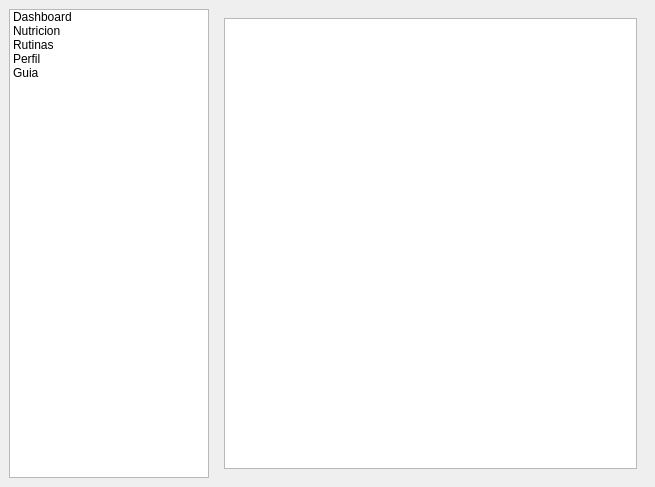
Before: the Qt Designer form mainwindow.ui in nicojjl/VitalCoreFit, drawn with Qt 5.
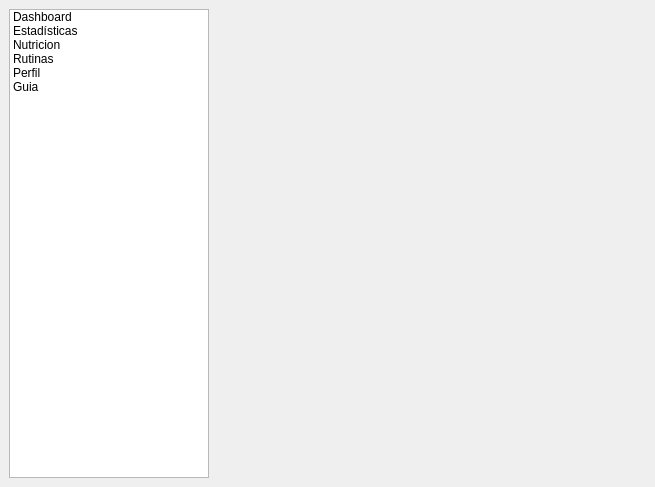
After: the same form once the commit is applied.

Commit message: implementacion de seccion estadisticas

Patch:
```diff
--- a/mainwindow.ui
+++ b/mainwindow.ui
@@ -302,6 +302,11 @@
         <string>Dashboard</string>
        </property>
       </item>
+      <item>
+       <property name="text">
+        <string>Estadísticas</string>
+       </property>
+      </item>
       <item>
        <property name="text">
         <string>Nutricion</string>
@@ -327,7 +332,7 @@
     <item>
      <widget class="QStackedWidget" name="stackedWidget">
       <property name="currentIndex">
-       <number>3</number>
+       <number>4</number>
       </property>
       <widget class="QWidget" name="dashboard">
        <layout class="QVBoxLayout" name="verticalLayout">
@@ -570,6 +575,7 @@
         </item>
        </layout>
       </widget>
+      <widget class="QWidget" name="Estadistica"/>
       <widget class="QWidget" name="rutinas">
        <layout class="QGridLayout" name="gridLayout">
         <item row="2" column="1">
```
The commit also changes 5 other files.
